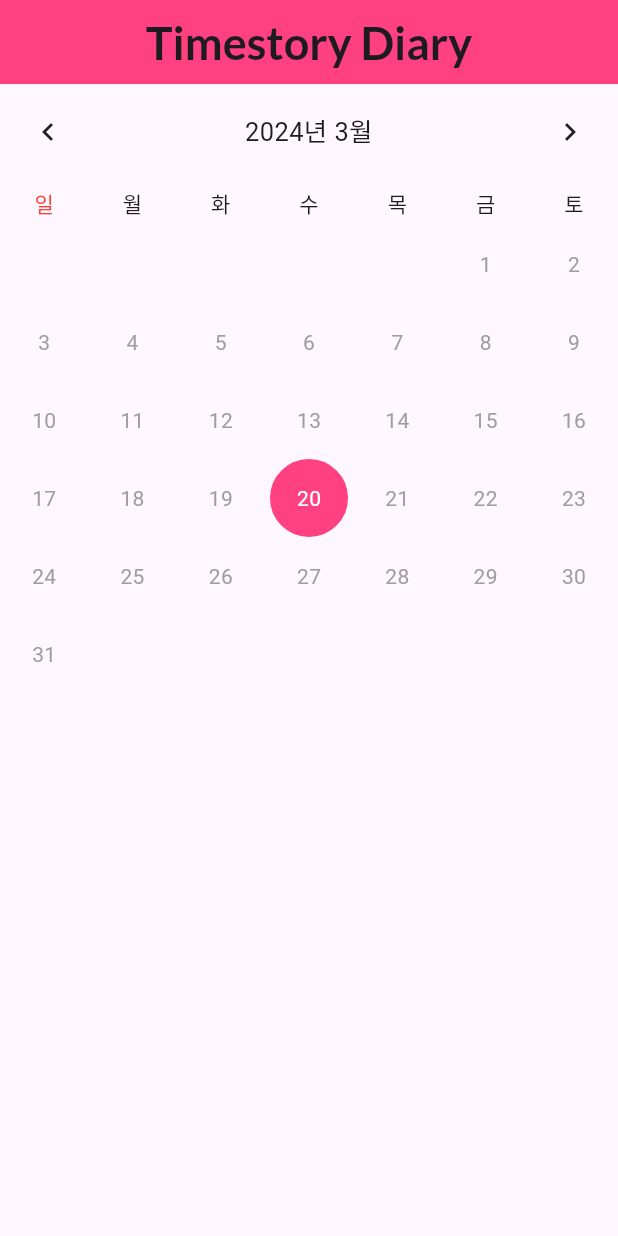
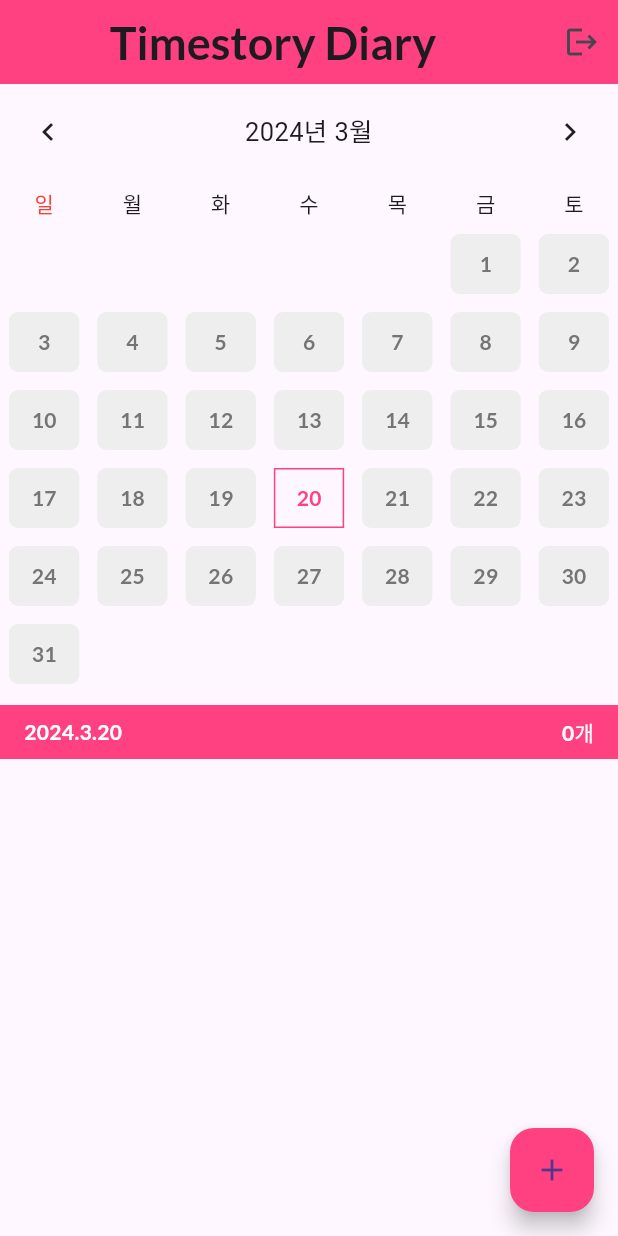
Before and after one commit to Shinkju/Timestory_open, a Flutter app: the screen it shows once a user with an empty profile is signed in, on a phone screen of 412 x 824 dp. Run offline on Flutter 3.47's test engine with Material 3 defaults, Android fonts, the phone set to English and light mode, and no system bars; drawn by our look-alikes of table_calendar; our stand-ins replace firebase_auth, firebase_core, flutter_signin_button, fluttertoast, google_sign_in, shared_preferences; accounts and stored records are empty.

Commit message:
캘린더 디자인, 선택, 일정등록 ui 작업 완료

```diff
--- a/lib/screens/calendar_screen.dart
+++ b/lib/screens/calendar_screen.dart
@@ -1,7 +1,15 @@
+import 'package:firebase_auth/firebase_auth.dart';
+import 'package:firebase_core/firebase_core.dart';
 import 'package:flutter/material.dart';
 import 'package:flutter/widgets.dart';
+import 'package:google_sign_in/google_sign_in.dart';
 import 'package:table_calendar/table_calendar.dart';
 import 'package:intl/date_symbol_data_local.dart';
+import 'package:timestory/screens/login_screen.dart';
+import 'package:timestory/widget/bottom_sheet_widget.dart';
+import 'package:timestory/widget/schedule_widget.dart';
+import 'package:timestory/styles/colors.dart';
+import 'package:timestory/widget/today_widget.dart';
 
 class CalendarSreen extends StatefulWidget{
   const CalendarSreen({super.key});
@@ -34,7 +42,7 @@
   Widget build(BuildContext context) {
     return Scaffold(
       appBar: AppBar(
-        backgroundColor: const Color(0xFFFF4081),
+        backgroundColor: DEFAULT_COLOR,
         title: const Center(
           child: Text(
             "Timestory Diary",
@@ -44,15 +52,80 @@
             ),
           ),
         ),
+        actions: <Widget>[
+          IconButton(
+              onPressed: () async{
+                await FirebaseAuth.instance.signOut();
+               //await GoogleSignIn().signOut();
+                Navigator.pushReplacement(
+                  context,
+                  MaterialPageRoute(builder: (context) => const LoginScreen()),
+                );
+              },
+              icon: const Icon(Icons.logout),
+            ),
+        ],
       ),
       body: SingleChildScrollView(
-        child: TableCalendar(
+        child: Column(
+          children: [
+            TableCalendar(
+              firstDay: DateTime(2024,1,1), //달력의 시작 날짜
+              lastDay: DateTime(3000,1,1),  //달력의 마지막 날짜
+              focusedDay: selectedDate,   //현재달력 포거스날짜
+              locale: 'ko_KR',
+              daysOfWeekHeight: 30,
               //날짜가 선택됐을 때
               onDaySelected: onDaySelected,
-          //특정날짜가 선택된 날짜와 동일한지 duple
+              //선택날짜 분기로직
               selectedDayPredicate: (day) {
                 return isSameDay(selectedDate, day);
               },
+              //최상단 스타일
+              headerStyle: const HeaderStyle(
+                formatButtonVisible: false, //달력 크기선택 옵션
+                titleCentered: true,  //제목 중앙정렬
+                leftChevronVisible: true,
+                rightChevronVisible: true
+              ),
+              calendarStyle: CalendarStyle(
+                outsideDaysVisible: false,
+                defaultDecoration: BoxDecoration(  //기본 날짜
+                  borderRadius: BorderRadius.circular(6.0),
+                  color: LIGHT_GREY_COLOR,
+                ),
+                weekendDecoration: BoxDecoration(  //주말 날짜
+                  borderRadius: BorderRadius.circular(6.0),
+                  color: LIGHT_GREY_COLOR,
+                ),
+                selectedDecoration: BoxDecoration(  //선택된 날짜
+                  borderRadius: null,
+                  border: Border.all(
+                    color: DEFAULT_COLOR,
+                    width: 1.0,
+                  ),
+                ),
+                todayDecoration: BoxDecoration( //오늘 날짜
+                  borderRadius: BorderRadius.circular(6.0),
+                  color: DARK_GREY_COLOR,
+                ),
+                defaultTextStyle: TextStyle(  //기본 글꼴
+                  fontFamily: "Lato",
+                  color: DARK_GREY_COLOR,
+                ),
+                weekendTextStyle: TextStyle(  //주말 글꼴
+                  fontFamily: "Lato",
+                  color: DARK_GREY_COLOR,
+                ),
+                selectedTextStyle: const TextStyle(  //선택된 날짜 글꼴
+                  fontFamily: "Lato",
+                  color: DEFAULT_COLOR,
+                ),
+                todayTextStyle: TextStyle(  //오늘 날짜 글꼴
+                  fontFamily: "Lato",
+                  color: LIGHT_GREY_COLOR,
+                ),
+              ),
               calendarBuilders: CalendarBuilders(
                 dowBuilder: (context, day) { //dowBuilder: 요일칸 제어
                   switch(day.weekday){
@@ -74,51 +147,35 @@
                       return const SizedBox();
                   }
                 },
-            //선택한 날짜 스타일 변경
-            selectedBuilder: (context, day, events){
-              return Container(
-                width: 40,
-                height: 40,
-                decoration: const BoxDecoration(
-                  shape: BoxShape.circle,
-                  color: Color(0xFFFF4081),
-                  border: Border.fromBorderSide(BorderSide(color: Color(0xFFFF4081), width: 1.3)),
-                ),
-                child: Center(
-                  child: Text(
-                    day.day.toString(),
-                    style: const TextStyle(color: Colors.white),
               ),
             ),
+            const SizedBox(height: 8,),
+            //선택일정 + 개수 배너
+            TodayBanner(
+              selectedDate: selectedDate,
+              count: 0
+            ),
+            const SizedBox(height: 8,),
+            //일정카드
+            ScheduleCard(
+              year: selectedDate.year.toString(),
+              month: selectedDate.month.toString(),
+              day: selectedDate.day.toString(),
+            ),
+          ],
+        ),
+      ),
+      floatingActionButton: FloatingActionButton(
+        backgroundColor: DEFAULT_COLOR,
+        onPressed: (){
+          showModalBottomSheet(
+            context: context,
+            isDismissible: true,
+            builder: (_) => ScheduleBottomSheet(year: selectedDate.year.toString(), month: selectedDate.month.toString(), day: selectedDate.day.toString()),
+            isScrollControlled: true, //키보드가림 해결
           );
         },
-          ),
-          headerStyle: const HeaderStyle(
-            formatButtonVisible: false,
-            titleCentered: true,
-            leftChevronVisible: true,
-            rightChevronVisible: true
-          ),
-          calendarStyle: const CalendarStyle(
-            outsideDaysVisible: false,
-            defaultTextStyle: TextStyle(color: Colors.grey,),
-            weekendTextStyle: TextStyle(color: Colors.grey,),
-            todayDecoration: BoxDecoration(
-              color: Color.fromARGB(255, 204, 196, 199),
-              shape: BoxShape.circle,
-              border: Border.fromBorderSide(BorderSide(color: Color.fromARGB(255, 204, 196, 199), width: 1.3)),
-            ),
-            todayTextStyle: TextStyle(
-              fontWeight: FontWeight.bold,
-              color: Colors.black38,
-            ),
-          ),
-          firstDay: DateTime(2024), //달력의 시작 날짜
-          lastDay: DateTime(2030),  //달력의 마지막 날짜
-          focusedDay: DateTime.now(),   //현재달력 포거스날짜
-          locale: 'ko_KR',
-          daysOfWeekHeight: 30,
-        ),
+        child: const Icon(Icons.add,),
       ),
     );
   }
--- /dev/null
+++ b/lib/styles/colors.dart
@@ -0,0 +1,6 @@
+import 'package:flutter/material.dart';
+
+const DEFAULT_COLOR = Color(0xFFFF4081);
+final LIGHT_GREY_COLOR = Colors.grey[200]!;
+final DARK_GREY_COLOR = Colors.grey[600]!;
+final TEXT_FILED_FILL_COLOR = Colors.grey[300]!;
--- /dev/null
+++ b/lib/widget/today_widget.dart
@@ -0,0 +1,41 @@
+import 'package:flutter/material.dart';
+import 'package:timestory/styles/colors.dart';
+
+class TodayBanner extends StatelessWidget{
+  final DateTime selectedDate;
+  final int count;
+
+  const TodayBanner({
+    Key? key,
+    required this.selectedDate,
+    required this.count,
+  }):super(key: key);
+
+  @override
+  Widget build(BuildContext context) {
+    const textStyle = TextStyle(
+      fontFamily: "Lato",
+      color: Colors.white,
+    );
+
+    return Container(
+      color: DEFAULT_COLOR,
+      child: Padding(
+        padding: const EdgeInsets.symmetric(horizontal: 16.0, vertical: 8.0),
+        child: Row(
+          mainAxisAlignment: MainAxisAlignment.spaceBetween, //양끝 배치
+          children: [
+            Text(
+              "${selectedDate.year}.${selectedDate.month}.${selectedDate.day}",
+              style: textStyle,
+            ),
+            Text(
+              "$count개",
+              style: textStyle,
+            ),
+          ],
+        ),
+      ),
+    );
+  }
+}
```
Also changed, not shown: lib/screens/login_screen.dart (+20 -5 lines), lib/widget/bottom_sheet_widget.dart (added, +201 -0 lines), lib/widget/schedule_widget.dart (added, +79 -0 lines), pubspec.yaml (+11 -8 lines), pubspec.lock, 1 other file. Lines whose indentation alone changed are shown as unchanged.
